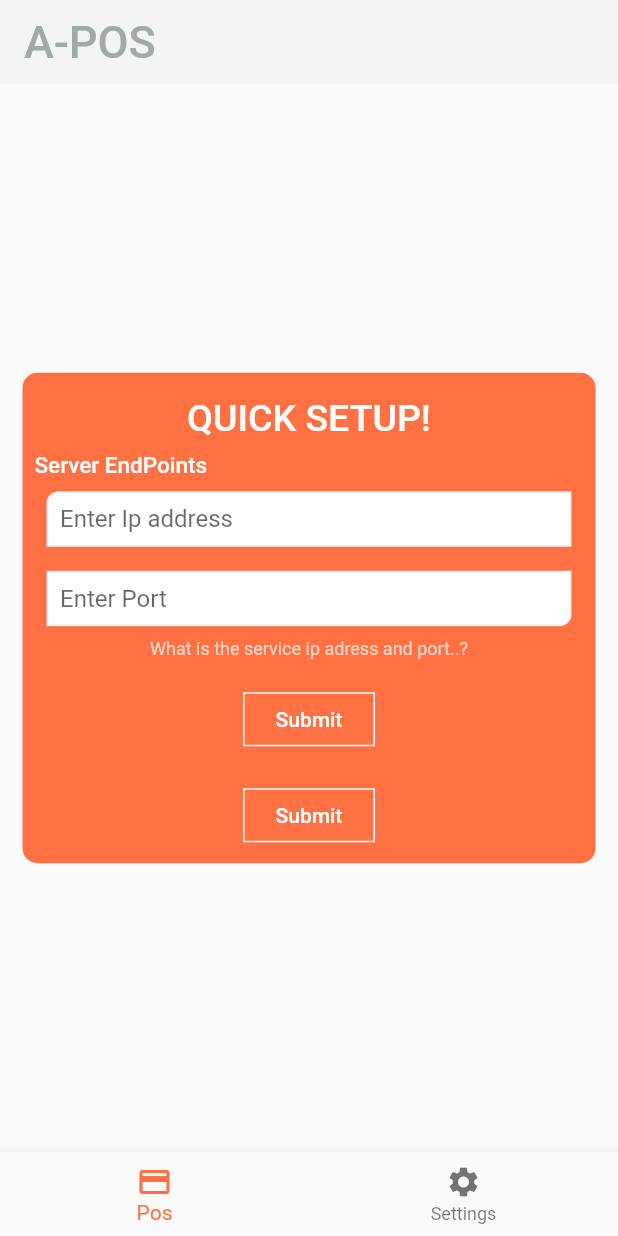
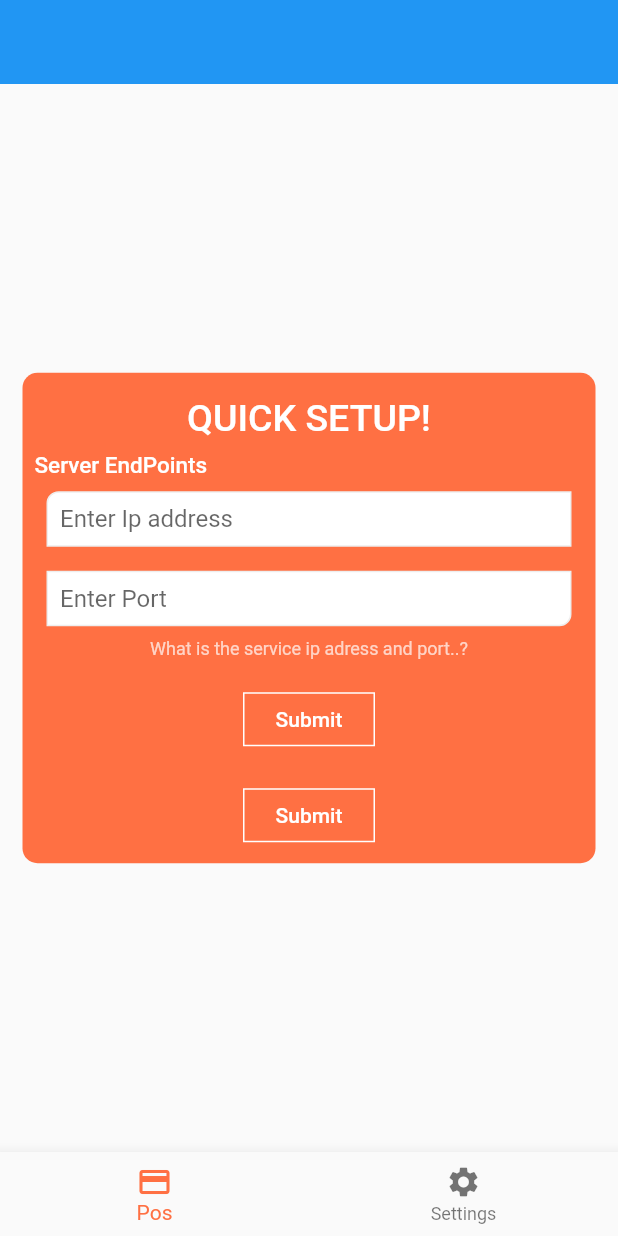
Before and after one commit to pranavkapoorr/I-Pos, a Flutter app: the screen it shows after launch, on a phone screen of 412 x 824 dp. Run offline on Flutter 3.47's test engine with Material 2 defaults, Android fonts, the phone set to English and light mode, and no system bars; our stand-ins replace shared_preferences.

Commit message:
no theme

```diff
--- a/lib/main.dart
+++ b/lib/main.dart
@@ -15,8 +15,8 @@ class MyApp extends StatelessWidget {
       debugShowCheckedModeBanner: false,
       debugShowMaterialGrid: false,
       theme: new ThemeData(
-          primaryColor: new Color(0xffF4F4F4),
-          accentColor: new Color(0xffA1A9A9)
+          //primaryColor: new Color(0xffF4F4F4),
+          //accentColor: new Color(0xffA1A9A9)
       ),
       home: new MposHome(),
     );
```
